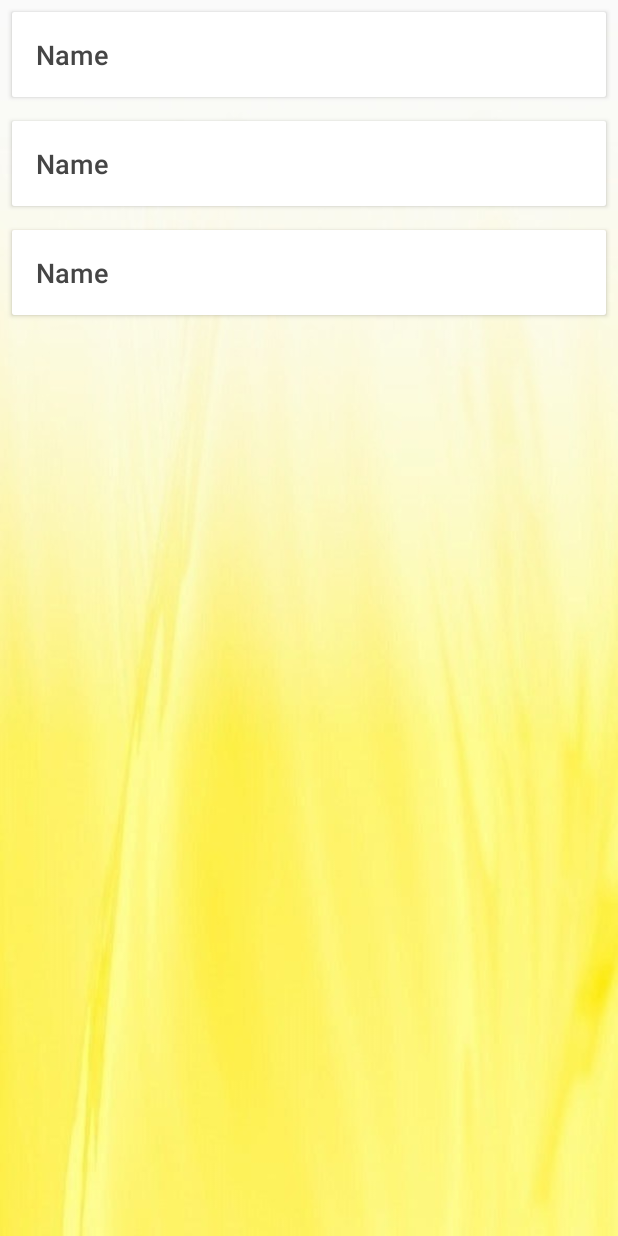
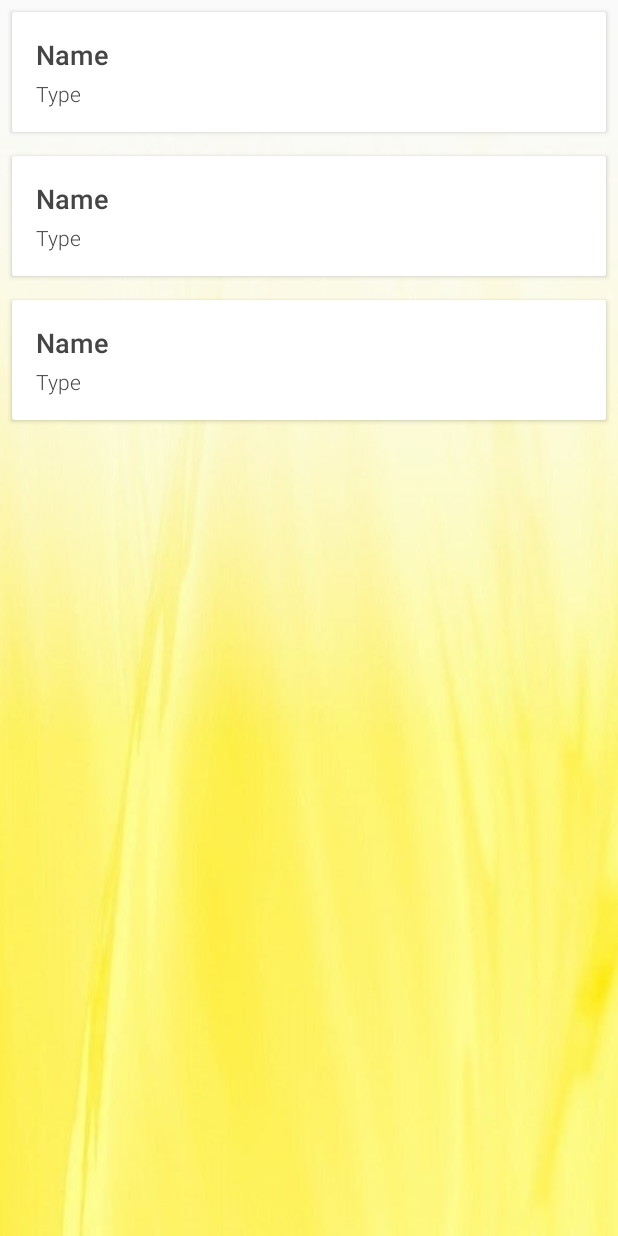
Before and after one commit to audaniel9/ACPocketMuseum, an Android app: the layout fragment_favorite.xml on its own in the app's theme, with its tools: preview values and no code run, on a phone screen of 412 x 824 dp. Run offline under Robolectric (Android 15) with nearby library versions, the phone set to English and light mode, and no system bars.

```diff
--- a/app/src/main/java/com/daniel/chat/acpocketmuseum/Fossil/Fossil.java
+++ b/app/src/main/java/com/daniel/chat/acpocketmuseum/Fossil/Fossil.java
@@ -8,4 +8,9 @@ public class Fossil extends MuseumSpecimen {
     public Fossil(int id, String name, String price, String museumPhrase) {
         super(id, name, price, museumPhrase);
     }
+
+    @Override
+    public String getType() {
+        return "Fossil";
+    }
 }
--- a/app/src/main/res/layout/favorites_card.xml
+++ b/app/src/main/res/layout/favorites_card.xml
@@ -1,6 +1,7 @@
 <?xml version="1.0" encoding="utf-8"?>
 <androidx.cardview.widget.CardView xmlns:android="http://schemas.android.com/apk/res/android"
     xmlns:app="http://schemas.android.com/apk/res-auto"
+    xmlns:tools="http://schemas.android.com/tools"
     android:layout_width="match_parent"
     android:layout_height="wrap_content"
     android:layout_margin="8dp">
@@ -25,9 +26,17 @@
                 android:text="Name"
                 android:textSize="18sp"
                 android:textStyle="bold"
-                app:layout_constraintBottom_toBottomOf="parent"
                 app:layout_constraintStart_toStartOf="parent"
                 app:layout_constraintTop_toTopOf="parent" />
+
+            <TextView
+                android:id="@+id/favoriteType"
+                android:layout_width="wrap_content"
+                android:layout_height="wrap_content"
+                android:layout_marginTop="4dp"
+                android:text="Type"
+                app:layout_constraintStart_toStartOf="parent"
+                app:layout_constraintTop_toBottomOf="@+id/favoriteName" />
 
         </androidx.constraintlayout.widget.ConstraintLayout>
     </LinearLayout>
```
Also changed, not shown: app/src/main/java/com/daniel/chat/acpocketmuseum/Favorite/FavoriteAdapter.java (+26 -2 lines), app/src/main/java/com/daniel/chat/acpocketmuseum/Favorite/FavoriteFragment.java (+31 -1 lines), app/src/main/java/com/daniel/chat/acpocketmuseum/Fish/Fish.java (+7 -1 lines), app/src/main/java/com/daniel/chat/acpocketmuseum/Insect/Insect.java (+7 -1 lines), app/src/main/java/com/daniel/chat/acpocketmuseum/MuseumSpecimen.java (+7 -2 lines), app/src/main/res/navigation/nav_graph.xml (+11 -1 lines).
